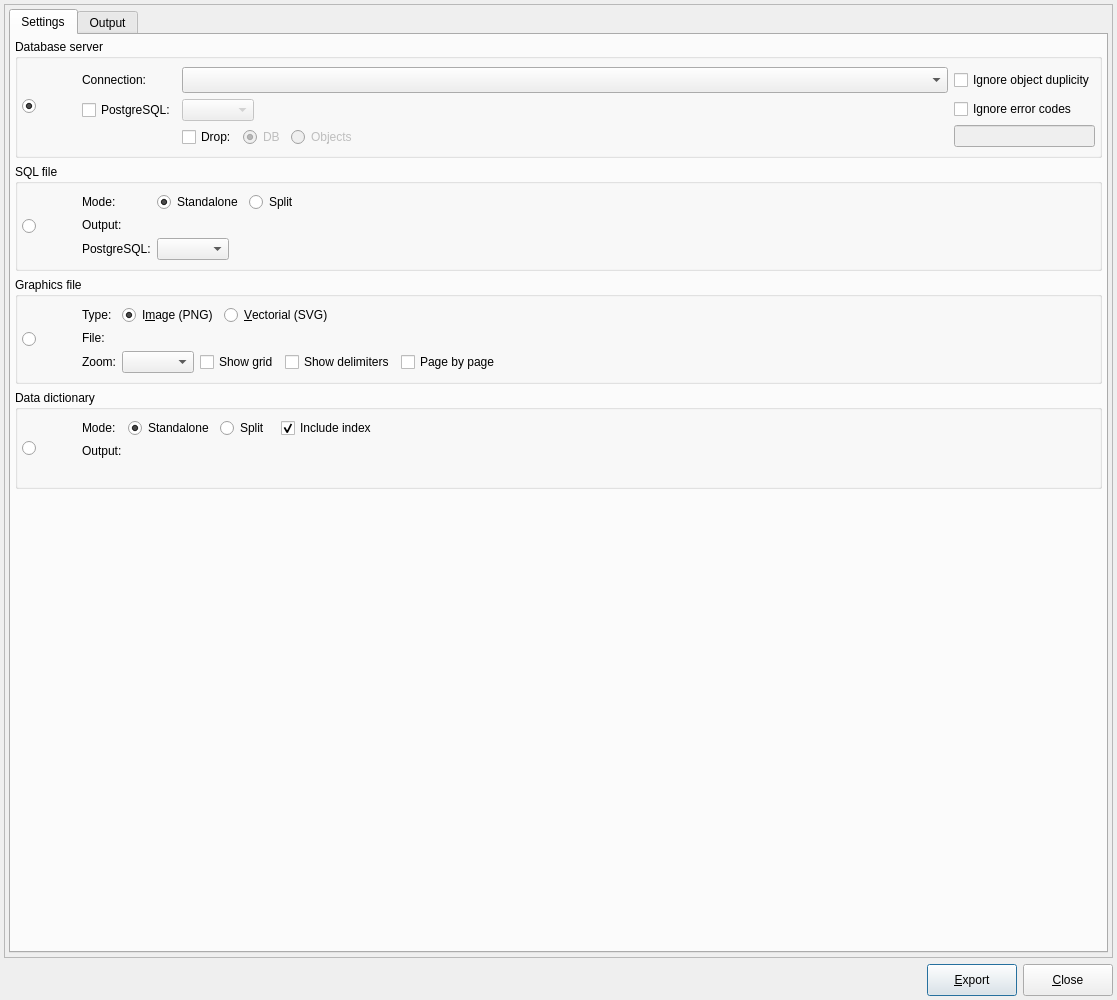
This is libs/libgui/ui/tools/modelexportform.ui in pgmodeler/pgmodeler as Qt 5 draws it before an edit. The edited form follows.
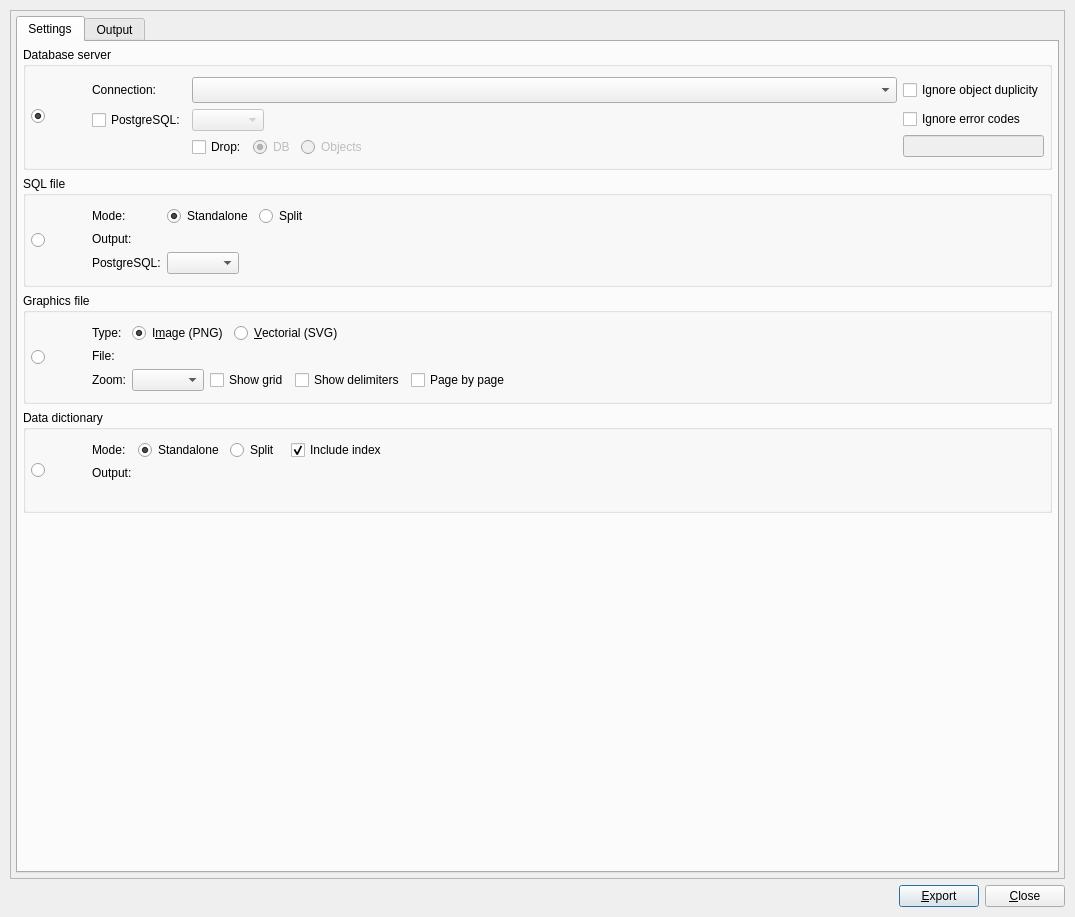
This is the edited form. Icons and pictures are not drawn.

```diff
--- a/libs/libgui/ui/tools/modelexportform.ui
+++ b/libs/libgui/ui/tools/modelexportform.ui
@@ -9,8 +9,8 @@
    <rect>
     <x>0</x>
     <y>0</y>
-    <width>1117</width>
-    <height>1000</height>
+    <width>1075</width>
+    <height>917</height>
    </rect>
   </property>
   <property name="sizePolicy">
@@ -40,16 +40,16 @@
   </property>
   <layout class="QGridLayout" name="gridLayout_6">
    <property name="leftMargin">
-    <number>4</number>
+    <number>10</number>
    </property>
    <property name="topMargin">
-    <number>4</number>
+    <number>10</number>
    </property>
    <property name="rightMargin">
-    <number>4</number>
+    <number>10</number>
    </property>
    <property name="bottomMargin">
-    <number>4</number>
+    <number>10</number>
    </property>
    <item row="0" column="0" colspan="3">
     <widget class="QFrame" name="frame">
@@ -70,16 +70,16 @@
      </property>
      <layout class="QGridLayout" name="gridLayout_7">
       <property name="leftMargin">
-       <number>4</number>
+       <number>5</number>
       </property>
       <property name="topMargin">
-       <number>4</number>
+       <number>5</number>
       </property>
       <property name="rightMargin">
-       <number>4</number>
+       <number>5</number>
       </property>
       <property name="bottomMargin">
-       <number>4</number>
+       <number>5</number>
       </property>
       <item row="0" column="0">
        <widget class="QTabWidget" name="settings_tbw">
@@ -89,6 +89,12 @@
           <verstretch>0</verstretch>
          </sizepolicy>
         </property>
+        <property name="maximumSize">
+         <size>
+          <width>16777215</width>
+          <height>16777215</height>
+         </size>
+        </property>
         <property name="currentIndex">
          <number>0</number>
         </property>
@@ -98,16 +104,16 @@
          </attribute>
          <layout class="QVBoxLayout" name="verticalLayout">
           <property name="leftMargin">
-           <number>4</number>
+           <number>5</number>
           </property>
           <property name="topMargin">
-           <number>4</number>
+           <number>5</number>
           </property>
           <property name="rightMargin">
-           <number>4</number>
+           <number>5</number>
           </property>
           <property name="bottomMargin">
-           <number>4</number>
+           <number>5</number>
           </property>
           <item>
            <widget class="QGroupBox" name="groupBox">
@@ -125,16 +131,16 @@
             </property>
             <layout class="QGridLayout" name="gridLayout_9">
              <property name="leftMargin">
-              <number>4</number>
+              <number>5</number>
              </property>
              <property name="topMargin">
-              <number>4</number>
+              <number>5</number>
              </property>
              <property name="rightMargin">
-              <number>4</number>
+              <number>5</number>
              </property>
              <property name="bottomMargin">
-              <number>4</number>
+              <number>5</number>
              </property>
              <item row="0" column="2">
               <widget class="QWidget" name="export_to_dbms_wgt" native="true">
@@ -146,16 +152,16 @@
                </property>
                <layout class="QGridLayout" name="gridLayout_8">
                 <property name="leftMargin">
-                 <number>4</number>
+                 <number>5</number>
                 </property>
                 <property name="topMargin">
-                 <number>4</number>
+                 <number>5</number>
                 </property>
                 <property name="rightMargin">
                  <number>0</number>
                 </property>
                 <property name="bottomMargin">
-                 <number>4</number>
+                 <number>5</number>
                 </property>
                 <item row="0" column="0" rowspan="3">
                  <layout class="QVBoxLayout" name="verticalLayout_2">
@@ -330,31 +336,6 @@
                 </item>
                 <item row="1" column="2">
                  <layout class="QGridLayout" name="gridLayout">
-                  <item row="0" column="1">
-                   <widget class="QWidget" name="pgsqlvers_hint" native="true">
-                    <property name="sizePolicy">
-                     <sizepolicy hsizetype="Fixed" vsizetype="Fixed">
-                      <horstretch>0</horstretch>
-                      <verstretch>0</verstretch>
-                     </sizepolicy>
-                    </property>
-                    <property name="minimumSize">
-                     <size>
-                      <width>22</width>
-                      <height>22</height>
-                     </size>
-                    </property>
-                    <property name="maximumSize">
-                     <size>
-                      <width>22</width>
-                      <height>22</height>
-                     </size>
-                    </property>
-                    <property name="statusTip">
-                     <string/>
-                    </property>
-                   </widget>
-                  </item>
                   <item row="0" column="0">
                    <widget class="QComboBox" name="pgsqlvers1_cmb">
                     <property name="enabled">
@@ -386,7 +367,7 @@
                     </property>
                    </widget>
                   </item>
-                  <item row="0" column="2">
+                  <item row="0" column="1">
                    <spacer name="horizontalSpacer_2">
                     <property name="orientation">
                      <enum>Qt::Horizontal</enum>
@@ -537,16 +518,16 @@
             </property>
             <layout class="QGridLayout" name="gridLayout_10">
              <property name="leftMargin">
-              <number>4</number>
+              <number>5</number>
              </property>
              <property name="topMargin">
-              <number>4</number>
+              <number>5</number>
              </property>
              <property name="rightMargin">
-              <number>4</number>
+              <number>5</number>
              </property>
              <property name="bottomMargin">
-              <number>4</number>
+              <number>5</number>
              </property>
              <item row="0" column="0" rowspan="2">
               <widget class="QRadioButton" name="export_to_file_rb">
@@ -586,16 +567,16 @@
                </property>
                <layout class="QGridLayout" name="export_to_file_grid">
                 <property name="leftMargin">
-                 <number>4</number>
+                 <number>5</number>
                 </property>
                 <property name="topMargin">
-                 <number>4</number>
+                 <number>5</number>
                 </property>
                 <property name="rightMargin">
                  <number>0</number>
                 </property>
                 <property name="bottomMargin">
-                 <number>4</number>
+                 <number>5</number>
                 </property>
                 <item row="0" column="1">
                  <widget class="QLabel" name="mode_lbl">
@@ -821,16 +802,16 @@
             </property>
             <layout class="QGridLayout" name="gridLayout_11">
              <property name="leftMargin">
-              <number>4</number>
+              <number>5</number>
              </property>
              <property name="topMargin">
-              <number>4</number>
+              <number>5</number>
              </property>
              <property name="rightMargin">
-              <number>4</number>
+              <number>5</number>
              </property>
              <property name="bottomMargin">
-              <number>4</number>
+              <number>5</number>
              </property>
              <item row="0" column="0" rowspan="2">
               <widget class="QRadioButton" name="export_to_img_rb">
@@ -870,16 +851,16 @@
                </property>
                <layout class="QGridLayout" name="export_to_img_grid">
                 <property name="leftMargin">
-                 <number>4</number>
+                 <number>5</number>
                 </property>
                 <property name="topMargin">
-                 <number>4</number>
+                 <number>5</number>
                 </property>
                 <property name="rightMargin">
                  <number>0</number>
                 </property>
                 <property name="bottomMargin">
-                 <number>4</number>
+                 <number>5</number>
                 </property>
                 <item row="0" column="0" rowspan="3">
                  <layout class="QVBoxLayout" name="verticalLayout_3">
@@ -1148,16 +1129,16 @@
             </property>
             <layout class="QGridLayout" name="gridLayout_12">
              <property name="leftMargin">
-              <number>4</number>
+              <number>5</number>
              </property>
              <property name="topMargin">
-              <number>4</number>
+              <number>5</number>
              </property>
              <property name="rightMargin">
-              <number>4</number>
+              <number>5</number>
              </property>
              <property name="bottomMargin">
-              <number>4</number>
+              <number>5</number>
              </property>
              <item row="0" column="0" rowspan="2">
               <widget class="QRadioButton" name="export_to_dict_rb">
@@ -1197,16 +1178,16 @@
                </property>
                <layout class="QGridLayout" name="export_to_dict_grid">
                 <property name="leftMargin">
-                 <number>4</number>
+                 <number>5</number>
                 </property>
                 <property name="topMargin">
-                 <number>4</number>
+                 <number>5</number>
                 </property>
                 <property name="rightMargin">
                  <number>0</number>
                 </property>
                 <property name="bottomMargin">
-                 <number>4</number>
+                 <number>5</number>
                 </property>
                 <item row="0" column="5">
                  <widget class="QCheckBox" name="incl_index_chk">
@@ -1431,7 +1412,7 @@
             <property name="maximumSize">
              <size>
               <width>16777215</width>
-              <height>65</height>
+              <height>16777215</height>
              </size>
             </property>
             <layout class="QGridLayout" name="gridLayout_4">
@@ -1448,7 +1429,7 @@
               <number>0</number>
              </property>
              <property name="verticalSpacing">
-              <number>6</number>
+              <number>10</number>
              </property>
              <item row="1" column="0">
               <widget class="QLabel" name="ico_lbl">
@@ -1460,14 +1441,14 @@
                </property>
                <property name="minimumSize">
                 <size>
-                 <width>20</width>
-                 <height>20</height>
+                 <width>32</width>
+                 <height>32</height>
                 </size>
                </property>
                <property name="maximumSize">
                 <size>
-                 <width>20</width>
-                 <height>20</height>
+                 <width>32</width>
+                 <height>32</height>
                 </size>
                </property>
                <property name="text">
@@ -1501,7 +1482,7 @@
                </property>
                <property name="icon">
                 <iconset resource="../../res/resources.qrc">
-                 <normaloff>:/icons/icons/error.png</normaloff>:/icons/icons/error.png</iconset>
+                 <normaloff>:/icons/icons/cancel.png</normaloff>:/icons/icons/cancel.png</iconset>
                </property>
                <property name="iconSize">
                 <size>
@@ -1595,12 +1576,21 @@
          <verstretch>0</verstretch>
         </sizepolicy>
        </property>
+       <property name="maximumSize">
+        <size>
+         <width>242</width>
+         <height>50</height>
+        </size>
+       </property>
        <property name="text">
         <string/>
        </property>
        <property name="pixmap">
         <pixmap resource="../../res/resources.qrc">:/images/images/pgmodeler_name.png</pixmap>
        </property>
+       <property name="scaledContents">
+        <bool>true</bool>
+       </property>
       </widget>
      </item>
      <item>
@@ -1619,17 +1609,11 @@
      <item>
       <widget class="QPushButton" name="export_btn">
        <property name="sizePolicy">
-        <sizepolicy hsizetype="Preferred" vsizetype="Fixed">
+        <sizepolicy hsizetype="Preferred" vsizetype="Preferred">
          <horstretch>0</horstretch>
          <verstretch>0</verstretch>
         </sizepolicy>
        </property>
-       <property name="minimumSize">
-        <size>
-         <width>90</width>
-         <height>32</height>
-        </size>
-       </property>
        <property name="maximumSize">
         <size>
          <width>16777215</width>
@@ -1645,8 +1629,8 @@
        </property>
        <property name="iconSize">
         <size>
-         <width>20</width>
-         <height>20</height>
+         <width>32</width>
+         <height>32</height>
         </size>
        </property>
        <property name="default">
@@ -1657,17 +1641,11 @@
      <item>
       <widget class="QPushButton" name="close_btn">
        <property name="sizePolicy">
-        <sizepolicy hsizetype="Preferred" vsizetype="Fixed">
+        <sizepolicy hsizetype="Preferred" vsizetype="Preferred">
          <horstretch>0</horstretch>
          <verstretch>0</verstretch>
         </sizepolicy>
        </property>
-       <property name="minimumSize">
-        <size>
-         <width>90</width>
-         <height>32</height>
-        </size>
-       </property>
        <property name="maximumSize">
         <size>
          <width>16777215</width>
@@ -1683,8 +1661,8 @@
        </property>
        <property name="iconSize">
         <size>
-         <width>20</width>
-         <height>20</height>
+         <width>32</width>
+         <height>32</height>
         </size>
        </property>
        <property name="flat">
```
Left out of the diff: 2 changed lines with no effect on the pictures.
